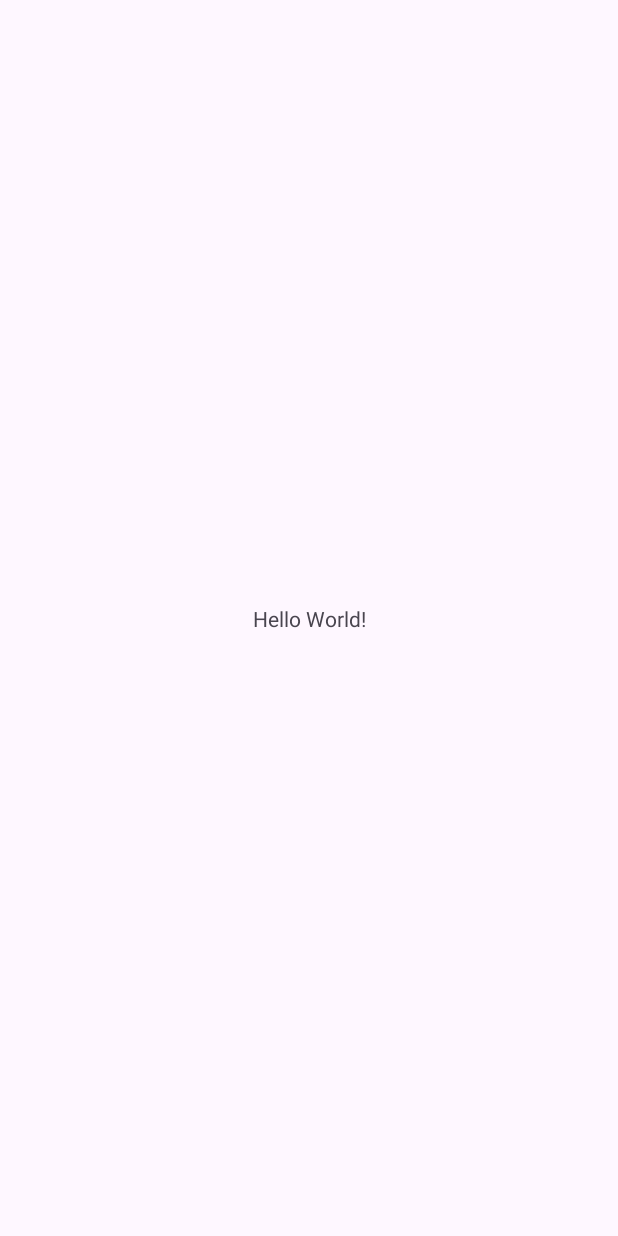
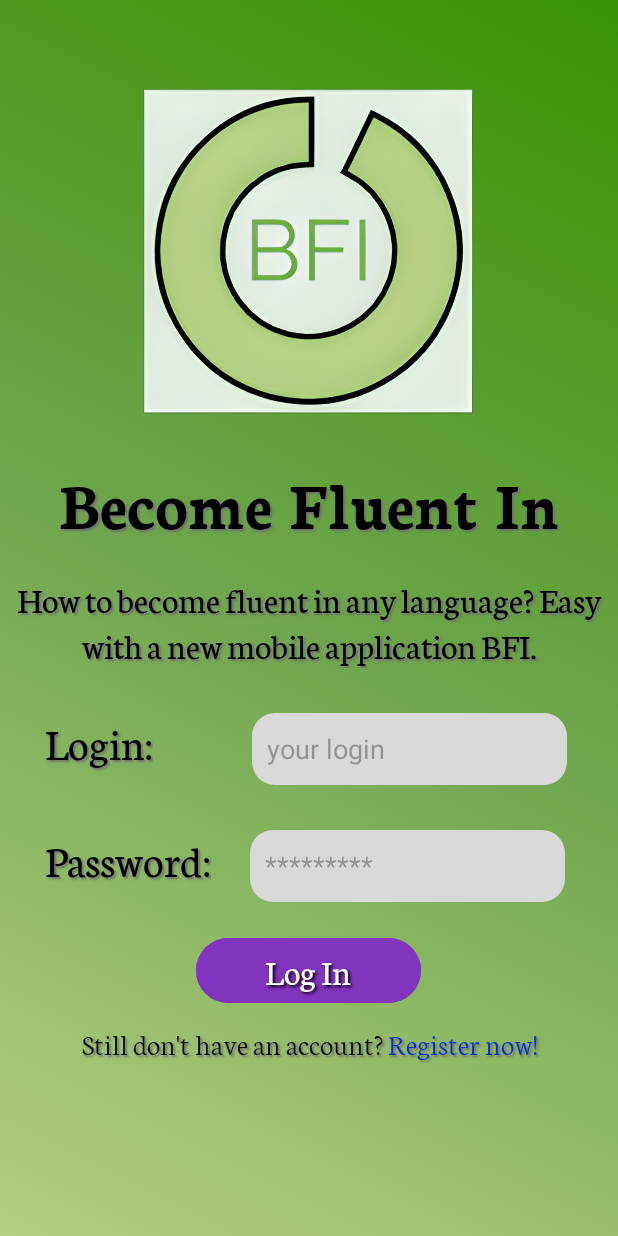
Before and after one commit to ArtemRozov/BecomeFluentIn, an Android app: the screen it shows after launch (MainActivity), on a phone screen of 412 x 824 dp. Before the commit the screen is almost empty. Run offline under Robolectric (Android 15) with nearby library versions, the phone set to English and light mode, and no system bars.

Commit message:
Frontend_LogIn_Page

```diff
--- /dev/null
+++ b/app/src/main/res/drawable/gradient_background.xml
@@ -0,0 +1,9 @@
+<?xml version="1.0" encoding="utf-8"?>
+<shape xmlns:android="http://schemas.android.com/apk/res/android"
+    android:shape="rectangle">
+    <gradient
+        android:startColor="@color/main_color"
+        android:centerColor="@color/second_green"
+        android:endColor="@color/third_green"
+        android:angle="45"/>
+</shape>
--- /dev/null
+++ b/app/src/main/res/drawable/rounded_button_bg.xml
@@ -0,0 +1,6 @@
+<?xml version="1.0" encoding="utf-8"?>
+<shape xmlns:android="http://schemas.android.com/apk/res/android"
+    android:shape="rectangle">
+    <corners android:radius="15dp" />
+    <solid android:color="@color/button_color" />
+</shape>
--- /dev/null
+++ b/app/src/main/res/drawable/rounded_edittext_bg.xml
@@ -0,0 +1,6 @@
+<?xml version="1.0" encoding="utf-8"?>
+<shape xmlns:android="http://schemas.android.com/apk/res/android"
+    android:shape="rectangle">
+    <corners android:radius="15dp" />
+    <solid android:color="@color/text_box_color" />
+</shape>
--- a/app/src/main/res/layout/activity_main.xml
+++ b/app/src/main/res/layout/activity_main.xml
@@ -1,18 +1,153 @@
 <?xml version="1.0" encoding="utf-8"?>
-<androidx.constraintlayout.widget.ConstraintLayout xmlns:android="http://schemas.android.com/apk/res/android"
+<RelativeLayout xmlns:android="http://schemas.android.com/apk/res/android"
     xmlns:app="http://schemas.android.com/apk/res-auto"
     xmlns:tools="http://schemas.android.com/tools"
     android:layout_width="match_parent"
     android:layout_height="match_parent"
-    tools:context=".MainActivity">
+    android:background="@drawable/gradient_background"
+    tools:context=".MainActivity" >
+
+    <ImageView
+        android:id="@+id/logo"
+        android:layout_width="match_parent"
+        android:layout_height="236dp"
+        android:layout_centerHorizontal="true"
+        android:layout_marginTop="50sp"
+        app:srcCompat="@drawable/logo"
+        tools:layout_editor_absoluteX="87dp"
+        tools:layout_editor_absoluteY="50dp"
+        android:contentDescription="@string/logo" />
 
     <TextView
+        android:id="@+id/titleTextView"
+        android:layout_width="match_parent"
+        android:layout_height="wrap_content"
+        android:layout_below="@+id/logo"
+        android:layout_marginTop="20sp"
+        android:fontFamily="@font/neuton_bold"
+        android:shadowColor="#737373"
+        android:shadowDx="2"
+        android:shadowDy="2"
+        android:shadowRadius="1"
+        android:text="@string/title"
+        android:textAlignment="center"
+        android:textColor="@color/black"
+        android:textSize="45sp" />
+
+    <TextView
+        android:id="@+id/descriptionTextView"
+        android:layout_width="match_parent"
+        android:layout_height="wrap_content"
+        android:layout_below="@+id/titleTextView"
+        android:layout_marginHorizontal="5sp"
+        android:layout_marginTop="20sp"
+        android:fontFamily="@font/neuton_regular"
+        android:shadowColor="#737373"
+        android:shadowDx="2"
+        android:shadowDy="2"
+        android:shadowRadius="1"
+        android:text="@string/description"
+        android:textAlignment="center"
+        android:textColor="@color/black"
+        android:textSize="24sp" />
+
+    <TextView
+        android:id="@+id/loginTextView"
         android:layout_width="wrap_content"
         android:layout_height="wrap_content"
-        android:text="Hello World!"
-        app:layout_constraintBottom_toBottomOf="parent"
-        app:layout_constraintEnd_toEndOf="parent"
-        app:layout_constraintStart_toStartOf="parent"
-        app:layout_constraintTop_toTopOf="parent" />
+        android:layout_below="@+id/descriptionTextView"
+        android:layout_marginStart="30sp"
+        android:layout_marginTop="30sp"
+        android:layout_marginEnd="50sp"
+        android:fontFamily="@font/neuton_regular"
+        android:shadowColor="#737373"
+        android:shadowDx="2"
+        android:shadowDy="2"
+        android:shadowRadius="1"
+        android:text="@string/login"
+        android:textColor="@color/black"
+        android:textSize="30sp" />
 
-</androidx.constraintlayout.widget.ConstraintLayout>
+    <EditText
+        android:id="@+id/loginEditText"
+        android:layout_width="210sp"
+        android:layout_height="48dp"
+        android:layout_toEndOf="@id/loginTextView"
+        android:layout_alignTop="@id/loginTextView"
+        android:layout_marginStart="16dp"
+        android:hint="@string/hint_login"
+        android:background="@drawable/rounded_edittext_bg"
+        android:textColor="@color/black"
+        android:autofillHints="true"
+        android:inputType="text"
+        android:paddingHorizontal="10sp"/>
+
+    <TextView
+        android:id="@+id/passwordTextView"
+        android:layout_width="wrap_content"
+        android:layout_height="wrap_content"
+        android:layout_below="@+id/loginEditText"
+        android:layout_marginStart="30sp"
+        android:layout_marginTop="30sp"
+        android:layout_marginEnd="10sp"
+        android:fontFamily="@font/neuton_regular"
+        android:shadowColor="#737373"
+        android:shadowDx="2"
+        android:shadowDy="2"
+        android:shadowRadius="1"
+        android:text="@string/password"
+        android:textColor="@color/black"
+        android:textSize="30sp" />
+
+    <EditText
+        android:id="@+id/passwordEditText"
+        android:layout_width="210sp"
+        android:layout_height="48dp"
+        android:layout_toEndOf="@id/passwordTextView"
+        android:layout_alignTop="@id/passwordTextView"
+        android:layout_marginStart="16dp"
+        android:hint="@string/hint_password"
+        android:background="@drawable/rounded_edittext_bg"
+        android:textColor="@color/black"
+        android:autofillHints="true"
+        android:inputType="textPassword"
+        android:paddingHorizontal="10sp"/>
+
+    <Button
+        android:id="@+id/button"
+        style="@style/Theme.Design.Light"
+        android:layout_width="150sp"
+        android:layout_height="wrap_content"
+        android:layout_below="@+id/passwordEditText"
+        android:layout_centerHorizontal="true"
+        android:layout_marginTop="20sp"
+        android:backgroundTint="@color/button_color"
+        android:elevation="8dp"
+        android:fontFamily="@font/neuton_regular"
+        android:shadowColor="#000000"
+        android:shadowDx="2"
+        android:shadowDy="2"
+        android:shadowRadius="2"
+        android:text="@string/log_in"
+        android:textColor="@color/white"
+        android:textSize="24sp"
+        android:translationZ="4dp" />
+
+    <TextView
+        android:id="@+id/registerTextView"
+        android:layout_width="match_parent"
+        android:layout_height="wrap_content"
+        android:layout_below="@id/button"
+        android:layout_centerHorizontal="true"
+        android:layout_marginTop="10sp"
+        android:fontFamily="@font/neuton_light"
+        android:shadowColor="#737373"
+        android:shadowDx="2"
+        android:shadowDy="2"
+        android:shadowRadius="1"
+        android:text="@string/register_text"
+        android:textAlignment="center"
+        android:textColor="@color/black"
+        android:textSize="20sp" />
+
+</RelativeLayout>
--- a/app/src/main/res/values/colors.xml
+++ b/app/src/main/res/values/colors.xml
@@ -2,4 +2,10 @@
 <resources>
     <color name="black">#FF000000</color>
     <color name="white">#FFFFFFFF</color>
+    <color name="main_color">#B3D082</color>
+    <color name="second_green">#6EA54C</color>>
+    <color name="third_green">#399302</color>>
+    <color name="button_color">#8234BE</color>
+    <color name="text_box_color">#D9D9D9</color>
+    <color name="link_color">#012FD0</color>
 </resources>
--- a/app/src/main/res/values/strings.xml
+++ b/app/src/main/res/values/strings.xml
@@ -1,3 +1,12 @@
 <resources>
     <string name="app_name">BecomeFluentIn</string>
+    <string name="logo">Logo</string>
+    <string name="title">Become Fluent In</string>
+    <string name="description">How to become fluent in any language? Easy with a new mobile application BFI.</string>
+    <string name="login">Login:</string>
+    <string name="password">Password:</string>
+    <string name="hint_login">your login</string>
+    <string name="hint_password">*********</string>
+    <string name="log_in">Log In</string>
+    <string name="register_text">Still don\'t have an account? <font color="#012FD0">Register now!</font></string>
 </resources>
```
Also changed, not shown: app/src/main/res/drawable/logo.png (added), app/src/main/res/font/neuton_bold.ttf (added), app/src/main/res/font/neuton_extra_bold.ttf (added), app/src/main/res/font/neuton_extra_light.ttf (added), app/src/main/res/font/neuton_italic.ttf (added), app/src/main/res/font/neuton_light.ttf (added), app/src/main/res/font/neuton_regular.ttf (added).
